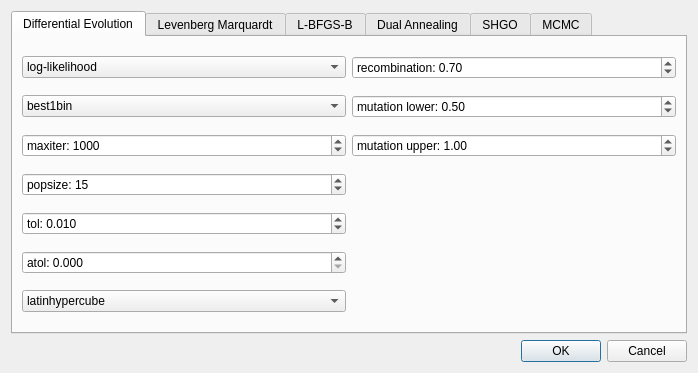
refnx/refnx, file refnx/reflect/_app/ui/optimisation.ui: the form before one commit.
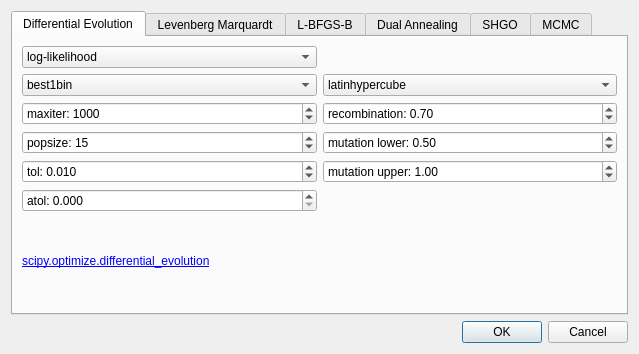
The form after the commit.

Commit message: MAINT: hyperlink to optimisation parameter documentation

```diff
--- a/refnx/reflect/_app/ui/optimisation.ui
+++ b/refnx/reflect/_app/ui/optimisation.ui
@@ -9,8 +9,8 @@
    <rect>
     <x>0</x>
     <y>0</y>
-    <width>698</width>
-    <height>373</height>
+    <width>639</width>
+    <height>354</height>
    </rect>
   </property>
   <property name="windowTitle">
@@ -37,54 +37,6 @@
        <string>Differential Evolution</string>
       </attribute>
       <layout class="QGridLayout" name="gridLayout">
-       <item row="6" column="0">
-        <widget class="QDoubleSpinBox" name="de_atol">
-         <property name="accelerated">
-          <bool>true</bool>
-         </property>
-         <property name="prefix">
-          <string>atol: </string>
-         </property>
-         <property name="suffix">
-          <string/>
-         </property>
-         <property name="decimals">
-          <number>3</number>
-         </property>
-         <property name="minimum">
-          <double>0.000000000000000</double>
-         </property>
-         <property name="maximum">
-          <double>1.000000000000000</double>
-         </property>
-         <property name="singleStep">
-          <double>0.001000000000000</double>
-         </property>
-         <property name="value">
-          <double>0.000000000000000</double>
-         </property>
-        </widget>
-       </item>
-       <item row="7" column="0">
-        <widget class="QComboBox" name="de_initialisation">
-         <property name="toolTip">
-          <string>Initialisation method</string>
-         </property>
-         <property name="accessibleName">
-          <string/>
-         </property>
-         <item>
-          <property name="text">
-           <string>latinhypercube</string>
-          </property>
-         </item>
-         <item>
-          <property name="text">
-           <string>random</string>
-          </property>
-         </item>
-        </widget>
-       </item>
        <item row="0" column="0">
         <widget class="QComboBox" name="de_target">
          <property name="toolTip">
@@ -108,69 +60,6 @@
          </item>
         </widget>
        </item>
-       <item row="3" column="0">
-        <widget class="QSpinBox" name="de_popsize">
-         <property name="prefix">
-          <string>popsize: </string>
-         </property>
-         <property name="minimum">
-          <number>1</number>
-         </property>
-         <property name="maximum">
-          <number>100</number>
-         </property>
-         <property name="value">
-          <number>15</number>
-         </property>
-        </widget>
-       </item>
-       <item row="2" column="0">
-        <widget class="QSpinBox" name="de_maxiter">
-         <property name="accelerated">
-          <bool>true</bool>
-         </property>
-         <property name="prefix">
-          <string>maxiter: </string>
-         </property>
-         <property name="minimum">
-          <number>1</number>
-         </property>
-         <property name="maximum">
-          <number>20000</number>
-         </property>
-         <property name="value">
-          <number>1000</number>
-         </property>
-        </widget>
-       </item>
-       <item row="5" column="0">
-        <widget class="QDoubleSpinBox" name="de_tol">
-         <property name="accelerated">
-          <bool>true</bool>
-         </property>
-         <property name="prefix">
-          <string>tol: </string>
-         </property>
-         <property name="suffix">
-          <string/>
-         </property>
-         <property name="decimals">
-          <number>3</number>
-         </property>
-         <property name="minimum">
-          <double>0.001000000000000</double>
-         </property>
-         <property name="maximum">
-          <double>1.000000000000000</double>
-         </property>
-         <property name="singleStep">
-          <double>0.001000000000000</double>
-         </property>
-         <property name="value">
-          <double>0.010000000000000</double>
-         </property>
-        </widget>
-       </item>
        <item row="1" column="0">
         <widget class="QComboBox" name="de_strategy">
          <property name="toolTip">
@@ -244,7 +133,46 @@
          </item>
         </widget>
        </item>
-       <item row="0" column="1">
+       <item row="1" column="1">
+        <widget class="QComboBox" name="de_initialisation">
+         <property name="toolTip">
+          <string>Initialisation method</string>
+         </property>
+         <property name="accessibleName">
+          <string/>
+         </property>
+         <item>
+          <property name="text">
+           <string>latinhypercube</string>
+          </property>
+         </item>
+         <item>
+          <property name="text">
+           <string>random</string>
+          </property>
+         </item>
+        </widget>
+       </item>
+       <item row="2" column="0">
+        <widget class="QSpinBox" name="de_maxiter">
+         <property name="accelerated">
+          <bool>true</bool>
+         </property>
+         <property name="prefix">
+          <string>maxiter: </string>
+         </property>
+         <property name="minimum">
+          <number>1</number>
+         </property>
+         <property name="maximum">
+          <number>20000</number>
+         </property>
+         <property name="value">
+          <number>1000</number>
+         </property>
+        </widget>
+       </item>
+       <item row="2" column="1">
         <widget class="QDoubleSpinBox" name="de_recombination">
          <property name="prefix">
           <string>recombination: </string>
@@ -263,7 +191,23 @@
          </property>
         </widget>
        </item>
-       <item row="1" column="1">
+       <item row="3" column="0">
+        <widget class="QSpinBox" name="de_popsize">
+         <property name="prefix">
+          <string>popsize: </string>
+         </property>
+         <property name="minimum">
+          <number>1</number>
+         </property>
+         <property name="maximum">
+          <number>100</number>
+         </property>
+         <property name="value">
+          <number>15</number>
+         </property>
+        </widget>
+       </item>
+       <item row="3" column="1">
         <widget class="QDoubleSpinBox" name="de_mutation_lb">
          <property name="prefix">
           <string>mutation lower: </string>
@@ -282,7 +226,35 @@
          </property>
         </widget>
        </item>
-       <item row="2" column="1">
+       <item row="4" column="0">
+        <widget class="QDoubleSpinBox" name="de_tol">
+         <property name="accelerated">
+          <bool>true</bool>
+         </property>
+         <property name="prefix">
+          <string>tol: </string>
+         </property>
+         <property name="suffix">
+          <string/>
+         </property>
+         <property name="decimals">
+          <number>3</number>
+         </property>
+         <property name="minimum">
+          <double>0.001000000000000</double>
+         </property>
+         <property name="maximum">
+          <double>1.000000000000000</double>
+         </property>
+         <property name="singleStep">
+          <double>0.001000000000000</double>
+         </property>
+         <property name="value">
+          <double>0.010000000000000</double>
+         </property>
+        </widget>
+       </item>
+       <item row="4" column="1">
         <widget class="QDoubleSpinBox" name="de_mutation_ub">
          <property name="prefix">
           <string>mutation upper: </string>
@@ -301,6 +273,56 @@
          </property>
         </widget>
        </item>
+       <item row="5" column="0">
+        <widget class="QDoubleSpinBox" name="de_atol">
+         <property name="accelerated">
+          <bool>true</bool>
+         </property>
+         <property name="prefix">
+          <string>atol: </string>
+         </property>
+         <property name="suffix">
+          <string/>
+         </property>
+         <property name="decimals">
+          <number>3</number>
+         </property>
+         <property name="minimum">
+          <double>0.000000000000000</double>
+         </property>
+         <property name="maximum">
+          <double>1.000000000000000</double>
+         </property>
+         <property name="singleStep">
+          <double>0.001000000000000</double>
+         </property>
+         <property name="value">
+          <double>0.000000000000000</double>
+         </property>
+        </widget>
+       </item>
+       <item row="6" column="0" colspan="2">
+        <widget class="QLabel" name="label">
+         <property name="text">
+          <string>&lt;a href=&quot;https://docs.scipy.org/doc/scipy/reference/generated/scipy.optimize.differential_evolution.html#scipy.optimize.differential_evolution&quot;&gt;scipy.optimize.differential_evolution&lt;/a&gt;</string>
+         </property>
+         <property name="textFormat">
+          <enum>Qt::RichText</enum>
+         </property>
+         <property name="scaledContents">
+          <bool>true</bool>
+         </property>
+         <property name="wordWrap">
+          <bool>true</bool>
+         </property>
+         <property name="openExternalLinks">
+          <bool>true</bool>
+         </property>
+         <property name="textInteractionFlags">
+          <set>Qt::TextBrowserInteraction</set>
+         </property>
+        </widget>
+       </item>
       </layout>
      </widget>
      <widget class="QWidget" name="tab_2">
```
Left out of the diff: 120 changed lines with no effect on the pictures.
